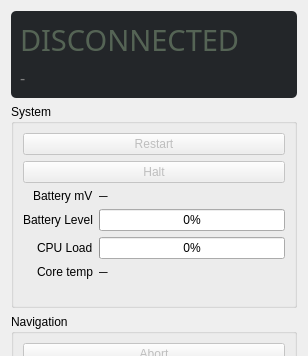
The window that station/statuswidget.ui (lucaspcamargo/hydrus-v2) describes before a commit, drawn with Qt 5; both pictures show x 0 to 308 and y 0 to 356 of the 308 by 738 pixel window.
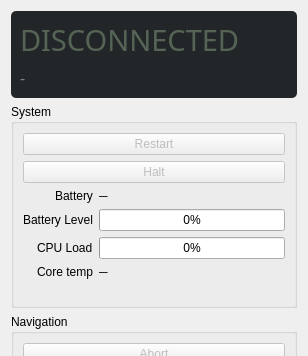
The same window after the commit.

Commit message: [adc] debug print

The edit to the form file:
```diff
--- a/station/statuswidget.ui
+++ b/station/statuswidget.ui
@@ -117,7 +117,7 @@
       <item row="4" column="0">
        <widget class="QLabel" name="label_4">
         <property name="text">
-         <string>Battery mV</string>
+         <string>Battery</string>
         </property>
        </widget>
       </item>
```
The commit also changes 1 other file.
